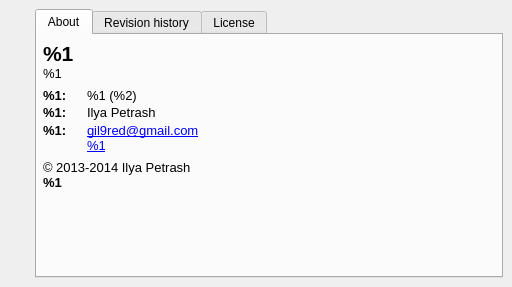
Before: the Qt Designer form Manager/pages/page_about.ui in gil9red/NotesManager, drawn with Qt 5.
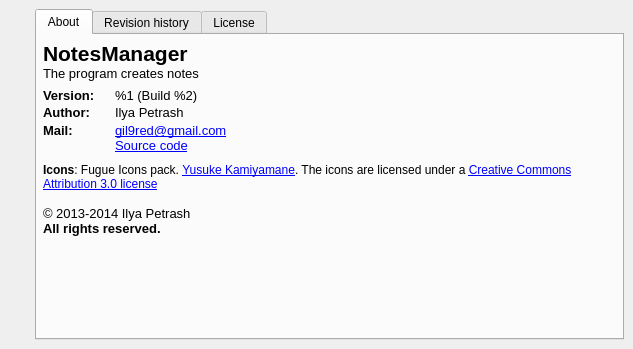
After: the same form once the commit is applied. Icons and pictures are not drawn.

```diff
--- a/Manager/pages/page_about.ui
+++ b/Manager/pages/page_about.ui
@@ -6,8 +6,8 @@
    <rect>
     <x>0</x>
     <y>0</y>
-    <width>512</width>
-    <height>287</height>
+    <width>633</width>
+    <height>349</height>
    </rect>
   </property>
   <property name="windowTitle">
@@ -93,7 +93,7 @@
         <item>
          <widget class="QLabel" name="labelName">
           <property name="text">
-           <string notr="true">&lt;html&gt;&lt;head/&gt;&lt;body&gt;&lt;p&gt;&lt;span style=&quot; font-size:16pt; font-weight:600;&quot;&gt;%1&lt;/span&gt;&lt;/p&gt;&lt;/body&gt;&lt;/html&gt;</string>
+           <string notr="true">&lt;html&gt;&lt;head/&gt;&lt;body&gt;&lt;p&gt;&lt;span style=&quot; font-size:16pt; font-weight:600;&quot;&gt;NotesManager&lt;/span&gt;&lt;/p&gt;&lt;/body&gt;&lt;/html&gt;</string>
           </property>
           <property name="textInteractionFlags">
            <set>Qt::LinksAccessibleByMouse|Qt::TextSelectableByMouse</set>
@@ -103,7 +103,7 @@
         <item>
          <widget class="QLabel" name="labelDescription">
           <property name="text">
-           <string notr="true">&lt;html&gt;&lt;head/&gt;&lt;body&gt;&lt;p&gt;&lt;span style=&quot; font-size:10pt;&quot;&gt;%1&lt;/span&gt;&lt;/p&gt;&lt;/body&gt;&lt;/html&gt;</string>
+           <string>&lt;html&gt;&lt;head/&gt;&lt;body&gt;&lt;p&gt;&lt;span style=&quot; font-size:10pt;&quot;&gt;The program creates notes&lt;/span&gt;&lt;/p&gt;&lt;/body&gt;&lt;/html&gt;</string>
           </property>
           <property name="alignment">
            <set>Qt::AlignLeading|Qt::AlignLeft|Qt::AlignVCenter</set>
@@ -139,7 +139,7 @@
             <item row="0" column="2">
              <widget class="QLabel" name="labelVersion">
               <property name="text">
-               <string notr="true">&lt;html&gt;&lt;head/&gt;&lt;body&gt;&lt;p&gt;&lt;span style=&quot; font-size:10pt;&quot;&gt;%1 (%2)&lt;/span&gt;&lt;/p&gt;&lt;/body&gt;&lt;/html&gt;</string>
+               <string>&lt;html&gt;&lt;head/&gt;&lt;body&gt;&lt;p&gt;&lt;span style=&quot; font-size:10pt;&quot;&gt;%1 (Build %2)&lt;/span&gt;&lt;/p&gt;&lt;/body&gt;&lt;/html&gt;</string>
               </property>
               <property name="alignment">
                <set>Qt::AlignLeading|Qt::AlignLeft|Qt::AlignVCenter</set>
@@ -178,7 +178,7 @@
             <item row="2" column="0">
              <widget class="QLabel" name="labelTextMail">
               <property name="text">
-               <string notr="true">&lt;html&gt;&lt;head/&gt;&lt;body&gt;&lt;p&gt;&lt;span style=&quot; font-size:10pt; font-weight:600;&quot;&gt;%1:&lt;/span&gt;&lt;/p&gt;&lt;/body&gt;&lt;/html&gt;</string>
+               <string>&lt;html&gt;&lt;head/&gt;&lt;body&gt;&lt;p&gt;&lt;span style=&quot; font-size:10pt; font-weight:600;&quot;&gt;Mail:&lt;/span&gt;&lt;/p&gt;&lt;/body&gt;&lt;/html&gt;</string>
               </property>
               <property name="textInteractionFlags">
                <set>Qt::LinksAccessibleByMouse</set>
@@ -188,7 +188,7 @@
             <item row="1" column="0">
              <widget class="QLabel" name="labelTextAuthor">
               <property name="text">
-               <string notr="true">&lt;html&gt;&lt;head/&gt;&lt;body&gt;&lt;p&gt;&lt;span style=&quot; font-size:10pt; font-weight:600;&quot;&gt;%1:&lt;/span&gt;&lt;/p&gt;&lt;/body&gt;&lt;/html&gt;</string>
+               <string>&lt;html&gt;&lt;head/&gt;&lt;body&gt;&lt;p&gt;&lt;span style=&quot; font-size:10pt; font-weight:600;&quot;&gt;Author:&lt;/span&gt;&lt;/p&gt;&lt;/body&gt;&lt;/html&gt;</string>
               </property>
               <property name="textInteractionFlags">
                <set>Qt::LinksAccessibleByMouse</set>
@@ -208,7 +208,7 @@
             <item row="0" column="0">
              <widget class="QLabel" name="labelTextVersion">
               <property name="text">
-               <string notr="true">&lt;html&gt;&lt;head/&gt;&lt;body&gt;&lt;p&gt;&lt;span style=&quot; font-size:10pt; font-weight:600;&quot;&gt;%1:&lt;/span&gt;&lt;/p&gt;&lt;/body&gt;&lt;/html&gt;</string>
+               <string>&lt;html&gt;&lt;head/&gt;&lt;body&gt;&lt;p&gt;&lt;span style=&quot; font-size:10pt; font-weight:600;&quot;&gt;Version:&lt;/span&gt;&lt;/p&gt;&lt;/body&gt;&lt;/html&gt;</string>
               </property>
               <property name="textInteractionFlags">
                <set>Qt::LinksAccessibleByMouse</set>
@@ -218,7 +218,7 @@
             <item row="3" column="2">
              <widget class="QLabel" name="labelSourceCode">
               <property name="text">
-               <string notr="true">&lt;html&gt;&lt;head/&gt;&lt;body&gt;&lt;p&gt;&lt;a href=&quot;https://github.com/gil9red/NotesManager&quot;&gt;&lt;span style=&quot; font-size:10pt; text-decoration: underline; color:#0000ff;&quot;&gt;%1&lt;/span&gt;&lt;/a&gt;&lt;/p&gt;&lt;/body&gt;&lt;/html&gt;</string>
+               <string>&lt;html&gt;&lt;head/&gt;&lt;body&gt;&lt;p&gt;&lt;a href=&quot;https://github.com/gil9red/NotesManager&quot;&gt;&lt;span style=&quot; font-size:10pt; text-decoration: underline; color:#0000ff;&quot;&gt;Source code&lt;/span&gt;&lt;/a&gt;&lt;/p&gt;&lt;/body&gt;&lt;/html&gt;</string>
               </property>
               <property name="openExternalLinks">
                <bool>true</bool>
@@ -242,6 +242,38 @@
           </item>
          </layout>
         </item>
+        <item>
+         <spacer name="verticalSpacer_5">
+          <property name="orientation">
+           <enum>Qt::Vertical</enum>
+          </property>
+          <property name="sizeType">
+           <enum>QSizePolicy::Fixed</enum>
+          </property>
+          <property name="sizeHint" stdset="0">
+           <size>
+            <width>20</width>
+            <height>10</height>
+           </size>
+          </property>
+         </spacer>
+        </item>
+        <item>
+         <widget class="QLabel" name="labelIcons">
+          <property name="text">
+           <string>&lt;html&gt;&lt;head/&gt;&lt;body&gt;&lt;p&gt;&lt;span style=&quot; font-weight:600;&quot;&gt;Icons&lt;/span&gt;: Fugue Icons pack. &lt;a href=&quot;http://p.yusukekamiyamane.com/&quot;&gt;&lt;span style=&quot; text-decoration: underline; color:#0000ff;&quot;&gt;Yusuke Kamiyamane&lt;/span&gt;&lt;/a&gt;. The icons are licensed under a &lt;a href=&quot;http://creativecommons.org/licenses/by/3.0&quot;&gt;&lt;span style=&quot; text-decoration: underline; color:#0000ff;&quot;&gt;Creative Commons Attribution 3.0 license&lt;/span&gt;&lt;/a&gt;&lt;/p&gt;&lt;/body&gt;&lt;/html&gt;</string>
+          </property>
+          <property name="wordWrap">
+           <bool>true</bool>
+          </property>
+          <property name="openExternalLinks">
+           <bool>true</bool>
+          </property>
+          <property name="textInteractionFlags">
+           <set>Qt::LinksAccessibleByMouse|Qt::TextSelectableByMouse</set>
+          </property>
+         </widget>
+        </item>
         <item>
          <spacer name="verticalSpacer_3">
           <property name="orientation">
@@ -253,7 +285,7 @@
           <property name="sizeHint" stdset="0">
            <size>
             <width>20</width>
-            <height>7</height>
+            <height>15</height>
            </size>
           </property>
          </spacer>
@@ -261,7 +293,7 @@
         <item>
          <widget class="QLabel" name="labelCopyright">
           <property name="text">
-           <string notr="true">&lt;html&gt;&lt;head/&gt;&lt;body&gt;&lt;p&gt;&lt;span style=&quot; font-size:10pt;&quot;&gt;© 2013-2014 Ilya Petrash&lt;br/&gt;&lt;/span&gt;&lt;span style=&quot; font-size:10pt; font-weight:600;&quot;&gt;%1&lt;/span&gt;&lt;/p&gt;&lt;/body&gt;&lt;/html&gt;</string>
+           <string>&lt;html&gt;&lt;head/&gt;&lt;body&gt;&lt;p&gt;&lt;span style=&quot; font-size:10pt;&quot;&gt;© 2013-2014 Ilya Petrash&lt;br/&gt;&lt;/span&gt;&lt;span style=&quot; font-size:10pt; font-weight:600;&quot;&gt;All rights reserved.&lt;/span&gt;&lt;/p&gt;&lt;/body&gt;&lt;/html&gt;</string>
           </property>
           <property name="textInteractionFlags">
            <set>Qt::LinksAccessibleByMouse|Qt::TextSelectableByMouse</set>
```
Left out of the diff: 27 changed lines with no effect on the pictures.
